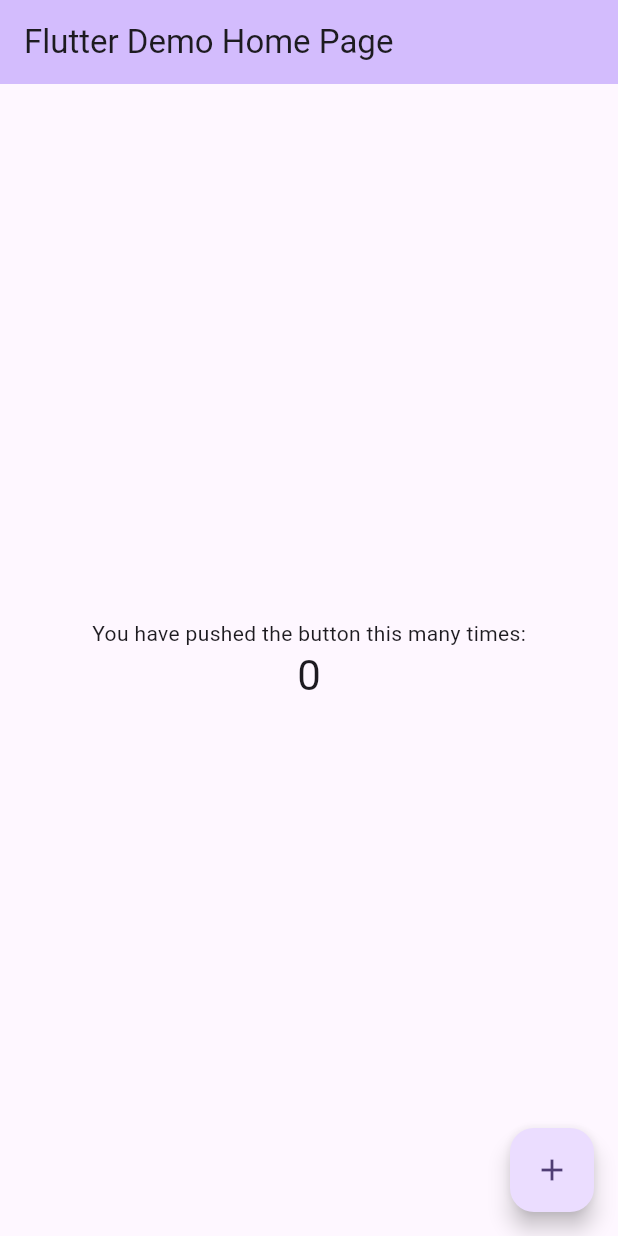
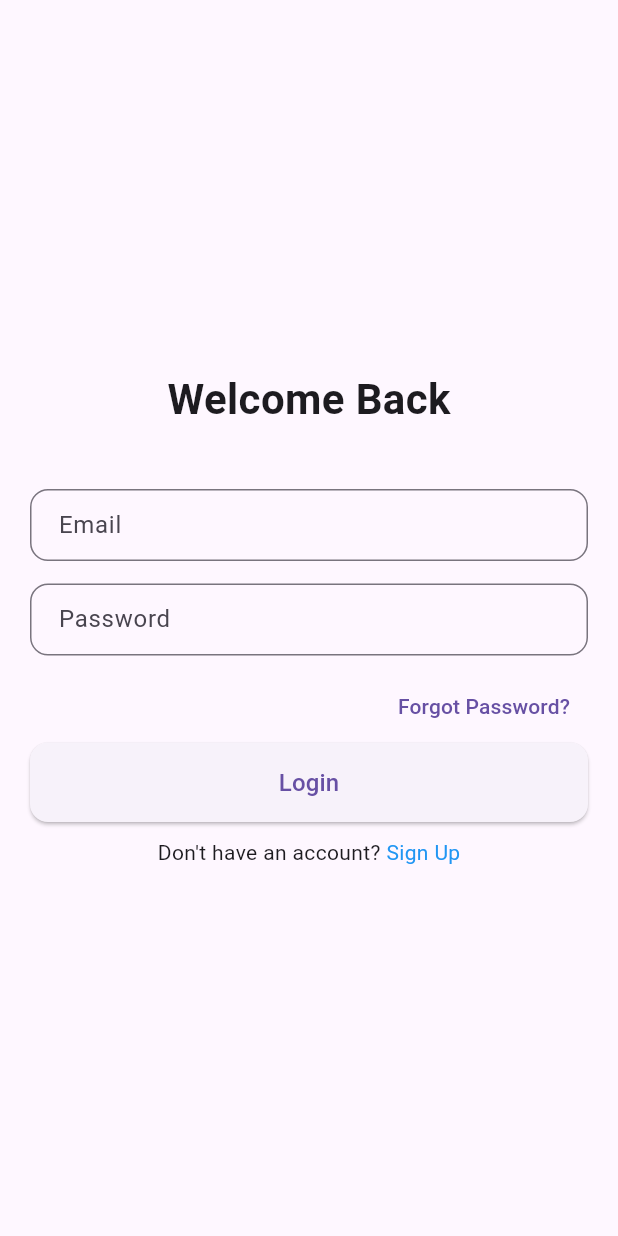
Before and after one commit to NakatuddeHarrietBrenda/tulika_tours_app, a Flutter app: the screen it shows after launch, on a phone screen of 412 x 824 dp. Run offline on Flutter 3.47's test engine with Material 3 defaults, Android fonts, the light colour scheme and no system bars.

Commit message:
added changes

```diff
--- a/lib/main.dart
+++ b/lib/main.dart
@@ -1,122 +1,63 @@
+// import 'package:flutter/material.dart';
+// // import 'package:firebase_core/firebase_core.dart';
+// import 'screens/home_screen.dart';
+
+// void main() async {
+//   WidgetsFlutterBinding.ensureInitialized();
+//   await Firebase.initializeApp();
+//   runApp(const TulikaApp());
+// }
+
+// class TulikaApp extends StatelessWidget {
+//   const TulikaApp({super.key});
+
+//   @override
+//   Widget build(BuildContext context) {
+//     return MaterialApp(
+//       title: 'Tulika Tours & Travels',
+//       theme: ThemeData(
+//         primarySwatch: Colors.teal,
+//       ),
+//       home: HomeScreen(),
+//       debugShowCheckedModeBanner: false,
+//     );
+//   }
+// }
+
 import 'package:flutter/material.dart';
+// import 'package:firebase_core/firebase_core.dart'; // commented out
+import 'screens/home_screen.dart';
+import 'screens/auth_screens/forgot_password_screen.dart';
+import 'screens/auth_screens/signup_screen.dart';
+import 'screens/auth_screens/login_screen.dart';
+import 'screens/auth_screens/verify_password_screen.dart';
 
-void main() {
-  runApp(const MyApp());
+void main() async {
+  WidgetsFlutterBinding.ensureInitialized();
+  // await Firebase.initializeApp(); // commented out
+  runApp(const TulikaApp());
 }
 
-class MyApp extends StatelessWidget {
-  const MyApp({super.key});
+class TulikaApp extends StatelessWidget {
+  const TulikaApp({super.key});
 
-  // This widget is the root of your application.
   @override
   Widget build(BuildContext context) {
     return MaterialApp(
-      title: 'Flutter Demo',
+      title: 'Tulika Tours & Travels',
       theme: ThemeData(
-        // This is the theme of your application.
-        //
-        // TRY THIS: Try running your application with "flutter run". You'll see
-        // the application has a purple toolbar. Then, without quitting the app,
-        // try changing the seedColor in the colorScheme below to Colors.green
-        // and then invoke "hot reload" (save your changes or press the "hot
-        // reload" button in a Flutter-supported IDE, or press "r" if you used
-        // the command line to start the app).
-        //
-        // Notice that the counter didn't reset back to zero; the application
-        // state is not lost during the reload. To reset the state, use hot
-        // restart instead.
-        //
-        // This works for code too, not just values: Most code changes can be
-        // tested with just a hot reload.
-        colorScheme: ColorScheme.fromSeed(seedColor: Colors.deepPurple),
+        primarySwatch: Colors.teal,
       ),
-      home: const MyHomePage(title: 'Flutter Demo Home Page'),
+      debugShowCheckedModeBanner: false,
+      initialRoute: '/login',
+      routes: {
+        '/login': (context) => LoginScreen(),
+        '/signup': (context) => SignUpScreen(),
+        '/forgot': (context) => ForgotPasswordScreen(),
+        '/verify': (context) => VerifyPasswordScreen(),
+        '/home': (context) => HomeScreen(),
+      },
+      home: HomeScreen(), // optional, can remove if using initialRoute
     );
   }
 }
-
-class MyHomePage extends StatefulWidget {
-  const MyHomePage({super.key, required this.title});
-
-  // This widget is the home page of your application. It is stateful, meaning
-  // that it has a State object (defined below) that contains fields that affect
-  // how it looks.
-
-  // This class is the configuration for the state. It holds the values (in this
-  // case the title) provided by the parent (in this case the App widget) and
-  // used by the build method of the State. Fields in a Widget subclass are
-  // always marked "final".
-
-  final String title;
-
-  @override
-  State<MyHomePage> createState() => _MyHomePageState();
-}
-
-class _MyHomePageState extends State<MyHomePage> {
-  int _counter = 0;
-
-  void _incrementCounter() {
-    setState(() {
-      // This call to setState tells the Flutter framework that something has
-      // changed in this State, which causes it to rerun the build method below
-      // so that the display can reflect the updated values. If we changed
-      // _counter without calling setState(), then the build method would not be
-      // called again, and so nothing would appear to happen.
-      _counter++;
-    });
-  }
-
-  @override
-  Widget build(BuildContext context) {
-    // This method is rerun every time setState is called, for instance as done
-    // by the _incrementCounter method above.
-    //
-    // The Flutter framework has been optimized to make rerunning build methods
-    // fast, so that you can just rebuild anything that needs updating rather
-    // than having to individually change instances of widgets.
-    return Scaffold(
-      appBar: AppBar(
-        // TRY THIS: Try changing the color here to a specific color (to
-        // Colors.amber, perhaps?) and trigger a hot reload to see the AppBar
-        // change color while the other colors stay the same.
-        backgroundColor: Theme.of(context).colorScheme.inversePrimary,
-        // Here we take the value from the MyHomePage object that was created by
-        // the App.build method, and use it to set our appbar title.
-        title: Text(widget.title),
-      ),
-      body: Center(
-        // Center is a layout widget. It takes a single child and positions it
-        // in the middle of the parent.
-        child: Column(
-          // Column is also a layout widget. It takes a list of children and
-          // arranges them vertically. By default, it sizes itself to fit its
-          // children horizontally, and tries to be as tall as its parent.
-          //
-          // Column has various properties to control how it sizes itself and
-          // how it positions its children. Here we use mainAxisAlignment to
-          // center the children vertically; the main axis here is the vertical
-          // axis because Columns are vertical (the cross axis would be
-          // horizontal).
-          //
-          // TRY THIS: Invoke "debug painting" (choose the "Toggle Debug Paint"
-          // action in the IDE, or press "p" in the console), to see the
-          // wireframe for each widget.
-          mainAxisAlignment: MainAxisAlignment.center,
-          children: <Widget>[
-            const Text('You have pushed the button this many times:'),
-            Text(
-              '$_counter',
-              style: Theme.of(context).textTheme.headlineMedium,
-            ),
-          ],
-        ),
-      ),
-      floatingActionButton: FloatingActionButton(
-        onPressed: _incrementCounter,
-        tooltip: 'Increment',
-        child: const Icon(Icons.add),
-      ), // This trailing comma makes auto-formatting nicer for build methods.
-    );
-  }
-}
--- /dev/null
+++ b/lib/screens/auth_screens/login_screen.dart
@@ -0,0 +1,52 @@
+import 'package:flutter/material.dart';
+import '../../widgets/custom_button.dart';
+import '../../widgets/custom_text_field.dart';
+
+class LoginScreen extends StatelessWidget {
+  const LoginScreen({super.key});
+
+  @override
+  Widget build(BuildContext context) {
+    final emailController = TextEditingController();
+    final passwordController = TextEditingController();
+
+    return Scaffold(
+      body: Padding(
+        padding: const EdgeInsets.all(20),
+        child: Column(
+          mainAxisAlignment: MainAxisAlignment.center,
+          children: [
+            const Text("Welcome Back", style: TextStyle(fontSize: 28, fontWeight: FontWeight.bold)),
+            const SizedBox(height: 40),
+            CustomTextField(hint: "Email", controller: emailController),
+            const SizedBox(height: 15),
+            CustomTextField(hint: "Password", obscureText: true, controller: passwordController),
+            const SizedBox(height: 10),
+            Align(
+              alignment: Alignment.centerRight,
+              child: TextButton(
+                onPressed: () => Navigator.pushNamed(context, '/forgot'),
+                child: const Text("Forgot Password?"),
+              ),
+            ),
+            CustomButton(
+              text: "Login",
+              onPressed: () => Navigator.pushReplacementNamed(context, '/home'),
+            ),
+            const SizedBox(height: 10),
+            Row(
+              mainAxisAlignment: MainAxisAlignment.center,
+              children: [
+                const Text("Don't have an account? "),
+                GestureDetector(
+                  onTap: () => Navigator.pushNamed(context, '/signup'),
+                  child: const Text("Sign Up", style: TextStyle(color: Colors.blue)),
+                ),
+              ],
+            ),
+          ],
+        ),
+      ),
+    );
+  }
+}
--- /dev/null
+++ b/lib/widgets/custom_button.dart
@@ -0,0 +1,21 @@
+import 'package:flutter/material.dart';
+
+class CustomButton extends StatelessWidget {
+  final String text;
+  final VoidCallback onPressed;
+
+  const CustomButton({super.key, required this.text, required this.onPressed});
+
+  @override
+  Widget build(BuildContext context) {
+    return ElevatedButton(
+      onPressed: onPressed,
+      style: ElevatedButton.styleFrom(
+        padding: const EdgeInsets.symmetric(vertical: 15),
+        shape: RoundedRectangleBorder(borderRadius: BorderRadius.circular(12)),
+        minimumSize: const Size(double.infinity, 50),
+      ),
+      child: Text(text, style: const TextStyle(fontSize: 16)),
+    );
+  }
+}
--- /dev/null
+++ b/lib/widgets/custom_text_field.dart
@@ -0,0 +1,27 @@
+import 'package:flutter/material.dart';
+
+class CustomTextField extends StatelessWidget {
+  final String hint;
+  final bool obscureText;
+  final TextEditingController controller;
+
+  const CustomTextField({
+    super.key,
+    required this.hint,
+    this.obscureText = false,
+    required this.controller,
+  });
+
+  @override
+  Widget build(BuildContext context) {
+    return TextField(
+      controller: controller,
+      obscureText: obscureText,
+      decoration: InputDecoration(
+        hintText: hint,
+        border: OutlineInputBorder(borderRadius: BorderRadius.circular(12)),
+        contentPadding: const EdgeInsets.symmetric(horizontal: 15, vertical: 12),
+      ),
+    );
+  }
+}
```
Also changed, not shown: lib/models/package.dart (added, +15 -0 lines), lib/screens/auth_screens/forgot_password_screen.dart (added, +31 -0 lines), lib/screens/auth_screens/signup_screen.dart (added, +57 -0 lines), lib/screens/auth_screens/verify_password_screen.dart (added, +40 -0 lines), lib/screens/home_screen.dart (added, +51 -0 lines), lib/screens/package_detail_screen.dart (added, +39 -0 lines), pubspec.yaml (+12 -69 lines), assets/macshion 2.jpg (added), assets/muchion.jpg (added), 4 other files.
